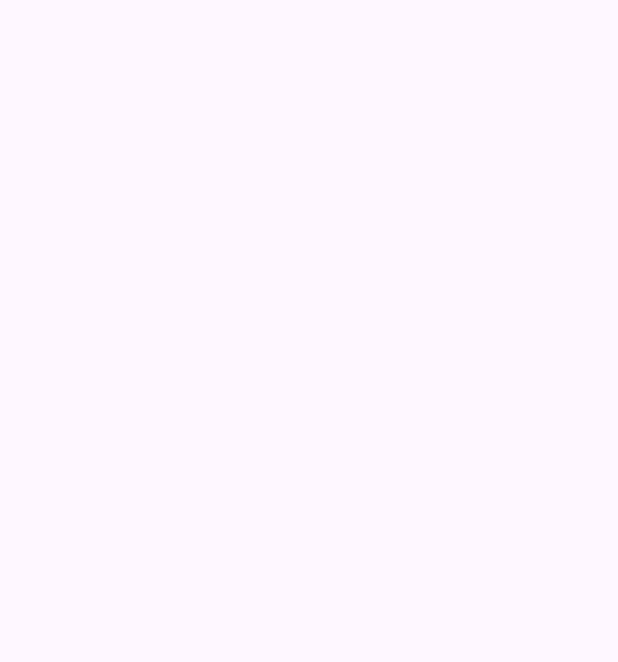
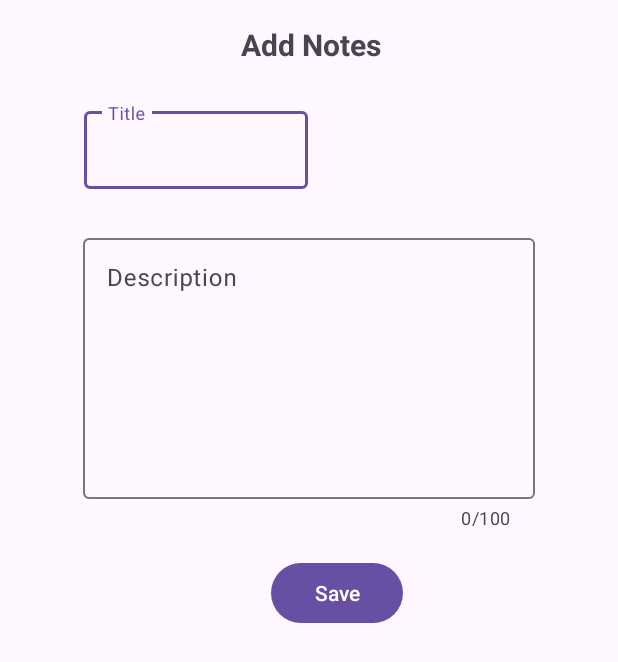
Before and after one commit to BinodLamichhane31/KotlinCRUD, an Android app: the AddNoteActivity screen opened directly, with no data from a screen before it, on a phone screen of 412 x 824 dp. Before the commit the part shown is empty. Shown: the top 662 px of the screen. Run offline under Robolectric (Android 15) with nearby library versions, the phone set to English and light mode, and no system bars.

Commit message:
Add note and update note design

```diff
--- a/app/src/main/AndroidManifest.xml
+++ b/app/src/main/AndroidManifest.xml
@@ -16,6 +16,9 @@
         android:supportsRtl="true"
         android:theme="@style/Theme.KotlinCrud"
         tools:targetApi="31">
+        <activity
+            android:name=".view.UpdateProductActivity"
+            android:exported="false" />
         <activity
             android:name=".view.AddNoteActivity"
             android:exported="false" />
--- a/app/src/main/res/layout/activity_add_note.xml
+++ b/app/src/main/res/layout/activity_add_note.xml
@@ -7,4 +7,79 @@
     android:layout_height="match_parent"
     tools:context=".view.AddNoteActivity">
 
+
+    <com.google.android.material.textfield.TextInputLayout
+        android:id="@+id/textInputLayout"
+        android:layout_width="149dp"
+        android:layout_height="57dp"
+        android:layout_marginStart="56dp"
+        android:layout_marginTop="21dp"
+        app:layout_constraintStart_toStartOf="parent"
+        app:layout_constraintTop_toBottomOf="@+id/textView">
+
+        <com.google.android.material.textfield.TextInputEditText
+            android:id="@+id/titleInput"
+            android:layout_width="match_parent"
+            android:layout_height="wrap_content"
+            android:hint="Title" />
+    </com.google.android.material.textfield.TextInputLayout>
+
+    <com.google.android.material.textfield.TextInputLayout
+        android:id="@+id/textInputLayout2"
+        android:layout_width="301dp"
+        android:layout_height="198dp"
+        android:layout_marginStart="55dp"
+        android:layout_marginTop="17dp"
+        android:layout_marginEnd="55dp"
+        app:counterEnabled="true"
+        app:counterMaxLength="100"
+        app:layout_constraintEnd_toEndOf="parent"
+        app:layout_constraintStart_toStartOf="parent"
+        app:layout_constraintTop_toBottomOf="@+id/imageView">
+
+        <com.google.android.material.textfield.TextInputEditText
+            android:id="@+id/descriptionInput"
+            android:layout_width="match_parent"
+            android:layout_height="174dp"
+            android:gravity="left"
+            android:hint="Description" />
+    </com.google.android.material.textfield.TextInputLayout>
+
+    <Button
+        android:id="@+id/save"
+        android:layout_width="wrap_content"
+        android:layout_height="wrap_content"
+        android:layout_marginStart="180dp"
+        android:layout_marginTop="20dp"
+        android:layout_marginEnd="143dp"
+        android:text="Save"
+        app:layout_constraintEnd_toEndOf="parent"
+        app:layout_constraintStart_toStartOf="parent"
+        app:layout_constraintTop_toBottomOf="@+id/textInputLayout2" />
+
+    <ImageView
+        android:id="@+id/imageView"
+        android:layout_width="79dp"
+        android:layout_height="76dp"
+        android:layout_marginStart="72dp"
+        android:layout_marginTop="60dp"
+        android:layout_marginEnd="55dp"
+        app:layout_constraintEnd_toEndOf="parent"
+        app:layout_constraintStart_toEndOf="@+id/textInputLayout"
+        app:layout_constraintTop_toTopOf="parent"
+        tools:srcCompat="@tools:sample/avatars" />
+
+    <TextView
+        android:id="@+id/textView"
+        android:layout_width="101dp"
+        android:layout_height="31dp"
+        android:layout_marginStart="160dp"
+        android:layout_marginTop="16dp"
+        android:layout_marginEnd="150dp"
+        android:text="Add Notes"
+        android:textSize="20dp"
+        android:textStyle="bold"
+        app:layout_constraintEnd_toEndOf="parent"
+        app:layout_constraintStart_toStartOf="parent"
+        app:layout_constraintTop_toTopOf="parent" />
 </androidx.constraintlayout.widget.ConstraintLayout>
```
Also changed, not shown: app/src/main/java/com/example/kotlincrud/view/DashboardActivity.kt (+11 -5 lines), app/src/main/java/com/example/kotlincrud/view/UpdateProductActivity.kt (added, +21 -0 lines), app/src/main/res/layout/activity_update_product.xml (added, +68 -0 lines).
